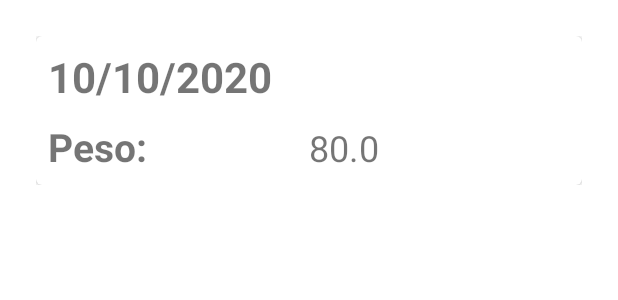
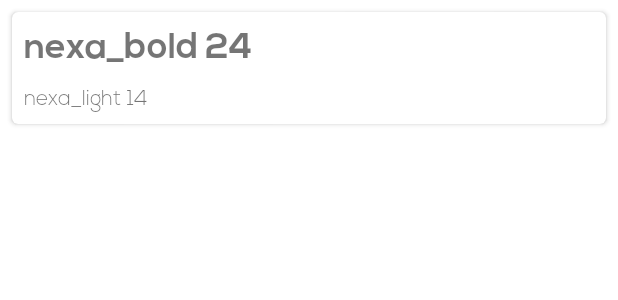
Before and after one commit to MarcosFigueroaI/MiPeso, an Android app: the layout custom_row.xml on its own in the app's theme, with its tools: preview values and no code run, on a phone screen of 412 x 824 dp. Shown: the top 300 px of the screen. Run offline under Robolectric (Android 15) with nearby library versions, the phone set to English and light mode, and no system bars.

Commit message:
Cambio de tipografia

```diff
--- a/app/src/main/java/com/mf/mipeso/fragments/list/ListAdapter.kt
+++ b/app/src/main/java/com/mf/mipeso/fragments/list/ListAdapter.kt
@@ -25,7 +25,7 @@ class ListAdapter: RecyclerView.Adapter<ListAdapter.MyViewHolder>() {
     override fun onBindViewHolder(holder: MyViewHolder, position: Int) {
         val currentItem = pesoList[position]
         holder.itemView.fecha_txt.text = currentItem.dia + " " + currentItem.fecha
-        holder.itemView.peso_txt.text = "${currentItem.peso} Kg"
+        holder.itemView.peso_txt.text = "Peso: ${currentItem.peso} Kg"
 
         holder.itemView.rowLayout.setOnClickListener {
             val action = ListFragmentDirections.actionListFragmentToUpdateFragment(currentItem)
--- a/app/src/main/res/layout/custom_row.xml
+++ b/app/src/main/res/layout/custom_row.xml
@@ -5,19 +5,19 @@
     android:layout_width="match_parent"
     android:layout_height="wrap_content"
     android:orientation="vertical"
-    android:id="@+id/rowLayout"
-    android:padding="24sp">
+    android:id="@+id/rowLayout">
 
     <androidx.cardview.widget.CardView
         android:layout_gravity="center"
         android:layout_width="match_parent"
         android:layout_height="wrap_content"
-        app:cardCornerRadius="4dp">
+        app:cardCornerRadius="4dp"
+        android:layout_margin="8dp">
 
         <LinearLayout
             android:layout_width="match_parent"
             android:layout_height="wrap_content"
-            android:padding="8dp"
+            android:layout_margin="8dp"
             android:orientation="vertical">
 
             <TextView
@@ -25,9 +25,9 @@
                 android:layout_width="match_parent"
                 android:layout_height="wrap_content"
                 android:layout_marginBottom="10dp"
-                android:text="10/10/2020"
-                android:textSize="28sp"
-                android:textStyle="bold" />
+                android:fontFamily="@font/nexa_bold"
+                android:text="nexa_bold 24"
+                android:textSize="24sp"/>
 
             <LinearLayout
                 android:layout_width="match_parent"
@@ -35,20 +35,13 @@
                 android:orientation="horizontal">
 
                 <TextView
-                    android:layout_width="0dp"
-                    android:layout_weight="1"
-                    android:layout_height="wrap_content"
-                    android:text="Peso: "
-                    android:textSize="26sp"
-                    android:textStyle="bold" />
-
-                <TextView
                     android:id="@+id/peso_txt"
                     android:layout_weight="1"
                     android:layout_width="0dp"
                     android:layout_height="wrap_content"
-                    android:text="80.0"
-                    android:textSize="24sp" />
+                    android:fontFamily="@font/nexa_light"
+                    android:text="nexa_light 14"
+                    android:textSize="14sp"/>
 
             </LinearLayout>
 
--- a/app/src/main/res/layout/fragment_add.xml
+++ b/app/src/main/res/layout/fragment_add.xml
@@ -26,12 +26,14 @@
                 android:layout_width="match_parent"
                 android:layout_height="wrap_content"
                 android:inputType="numberDecimal"
-                android:hint="Peso"/>
+                android:hint="Peso"
+                android:fontFamily="@font/nexa_light"/>
 
             <Button
                 android:id="@+id/btnAgregar"
                 android:layout_width="match_parent"
                 android:layout_height="wrap_content"
+                android:fontFamily="@font/nexa_bold"
                 android:text="Agregar"
                 android:textColor="@color/white"/>
 
--- a/app/src/main/res/layout/fragment_update.xml
+++ b/app/src/main/res/layout/fragment_update.xml
@@ -12,12 +12,14 @@
         android:layout_width="match_parent"
         android:layout_height="wrap_content"
         android:inputType="numberDecimal"
-        android:hint="Peso"/>
+        android:hint="Peso"
+        android:fontFamily="@font/nexa_light"/>
 
     <Button
         android:id="@+id/btnModificar"
         android:layout_width="match_parent"
         android:layout_height="wrap_content"
+        android:fontFamily="@font/nexa_bold"
         android:text="Modificar"
         android:textColor="@color/white" />
 
```
Also changed, not shown: app/src/main/res/font/nexa_bold.otf (added), app/src/main/res/font/nexa_light.otf (added), app/src/main/res/font/roboto.ttf (added), 815 other files.
